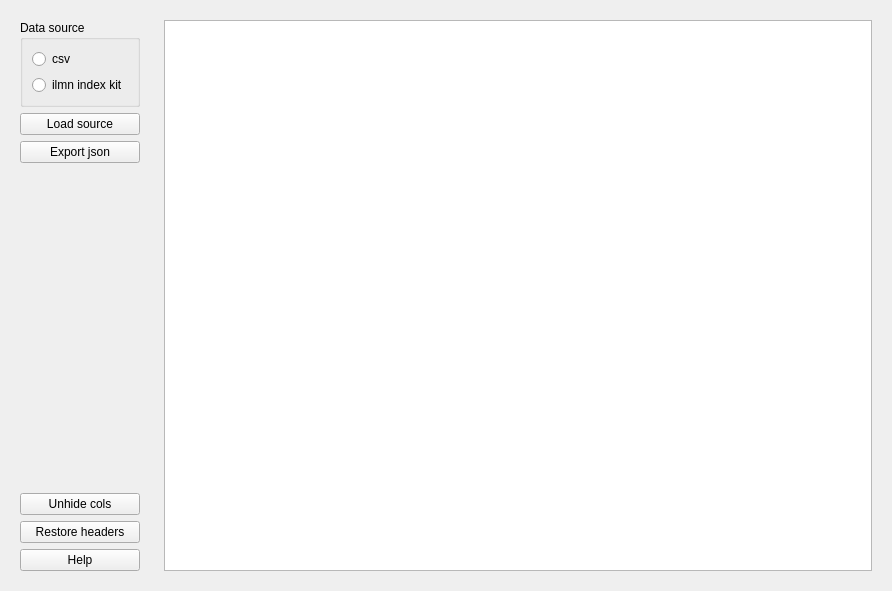
Old version of the form ui/widget.ui in the repository Clinical-Genomics-Umea/index_tool.
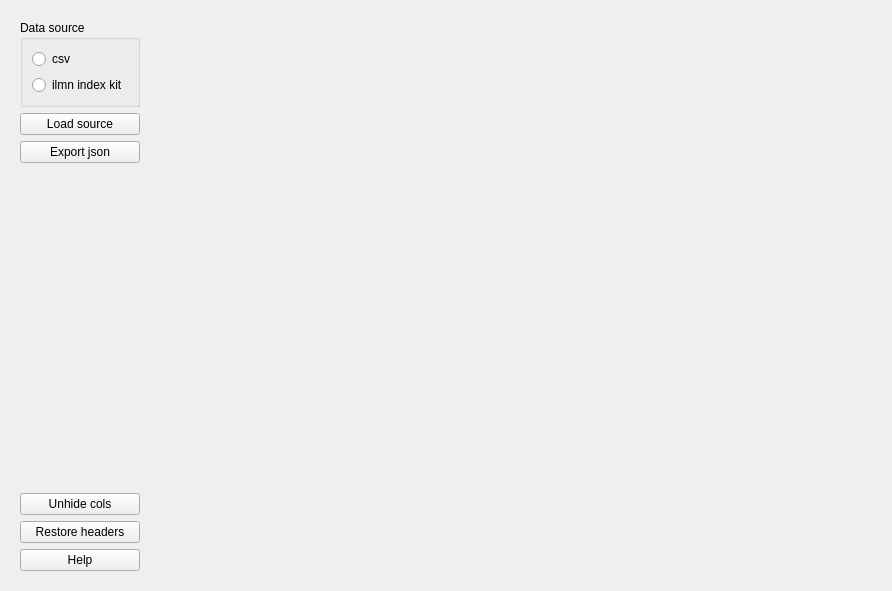
New version of the form. The open tabs and pages were chosen to show the change.

Patch:
```diff
--- a/ui/widget.ui
+++ b/ui/widget.ui
@@ -130,19 +130,6 @@
          </item>
         </layout>
        </widget>
-       <widget class="QWidget" name="ilmn_page_widget">
-        <property name="sizePolicy">
-         <sizepolicy hsizetype="Expanding" vsizetype="Expanding">
-          <horstretch>0</horstretch>
-          <verstretch>0</verstretch>
-         </sizepolicy>
-        </property>
-        <layout class="QVBoxLayout" name="verticalLayout_6">
-         <item>
-          <widget class="QPlainTextEdit" name="plainTextEdit"/>
-         </item>
-        </layout>
-       </widget>
       </widget>
      </item>
     </layout>
```
Left out of the diff: 4 changed lines with no effect on the pictures.
